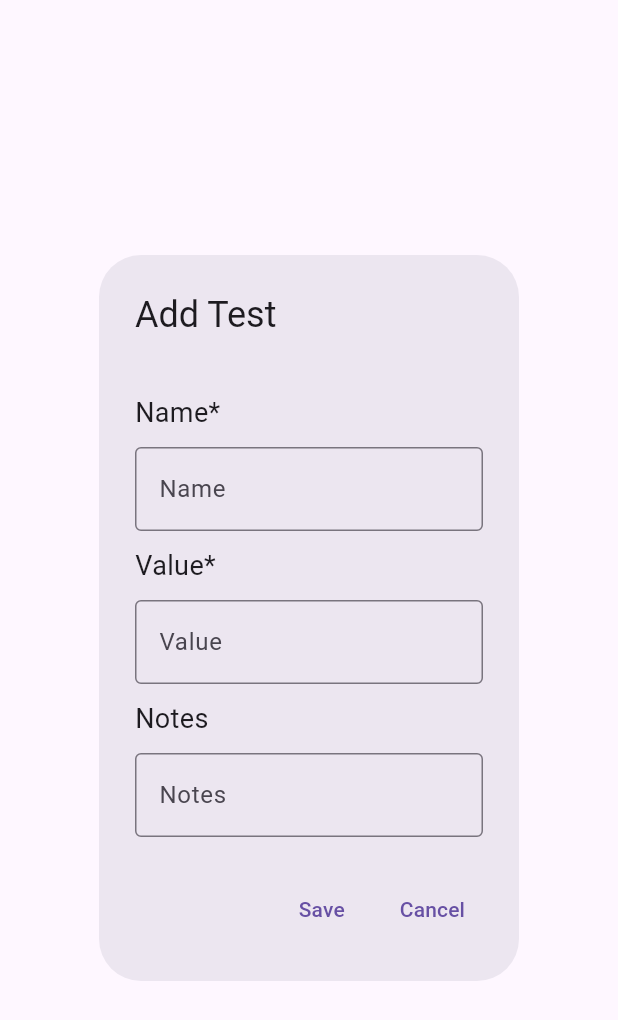
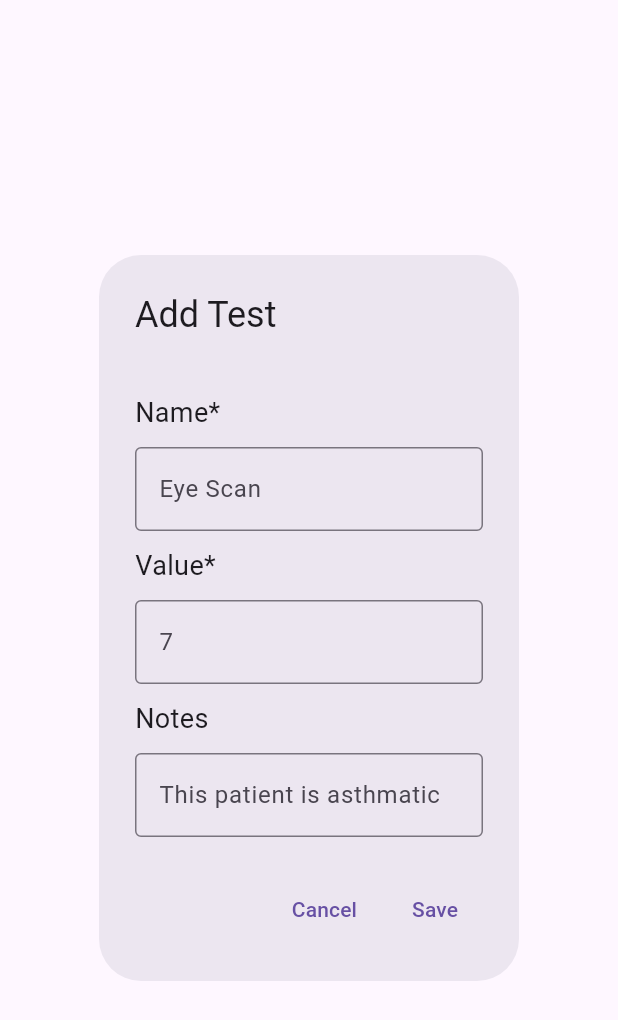
Before and after one commit to nkemjikaobi/flutter_patient_management_system, a Flutter app: the AddTestModal widget shown alone on an empty page, opened directly, on a phone screen of 412 x 824 dp. Shown: the top 1020 px of the screen. Run offline on Flutter 3.47's test engine with Material 3 defaults, Android fonts, the phone set to English and light mode, and no system bars; network calls fail.

Commit message:
placeholders for add test modal

```diff
--- a/lib/modals/add_test_modal.dart
+++ b/lib/modals/add_test_modal.dart
@@ -43,7 +43,7 @@ class _AddTestModalState extends State<AddTestModal> {
                 controller: nameController,
                 decoration: const InputDecoration(
                   floatingLabelBehavior: FloatingLabelBehavior.never,
-                  labelText: 'Name', // Placeholder text
+                  labelText: 'Eye Scan', // Placeholder text
                   border: OutlineInputBorder(),
                 ),
               ),
@@ -68,7 +68,7 @@ class _AddTestModalState extends State<AddTestModal> {
                 ],
                 decoration: const InputDecoration(
                   floatingLabelBehavior: FloatingLabelBehavior.never,
-                  labelText: 'Value', // Placeholder text
+                  labelText: '7', // Placeholder text
                   border: OutlineInputBorder(),
                 ),
               ),
@@ -82,7 +82,7 @@ class _AddTestModalState extends State<AddTestModal> {
                 controller: notesController,
                 decoration: const InputDecoration(
                   floatingLabelBehavior: FloatingLabelBehavior.never,
-                  labelText: 'Notes',
+                  labelText: 'This patient is asthmatic',
                   border: OutlineInputBorder(),
                 ),
               ),
@@ -91,6 +91,12 @@ class _AddTestModalState extends State<AddTestModal> {
         ),
       ),
       actions: <Widget>[
+        TextButton(
+          onPressed: () {
+            Navigator.of(context).pop();
+          },
+          child: const Text('Cancel'),
+        ),
         TextButton(
           onPressed: () {
             // Implement logic for saving the test data
@@ -104,12 +110,6 @@ class _AddTestModalState extends State<AddTestModal> {
           },
           child: const Text('Save'),
         ),
-        TextButton(
-          onPressed: () {
-            Navigator.of(context).pop();
-          },
-          child: const Text('Cancel'),
-        ),
       ],
     );
   }
```
